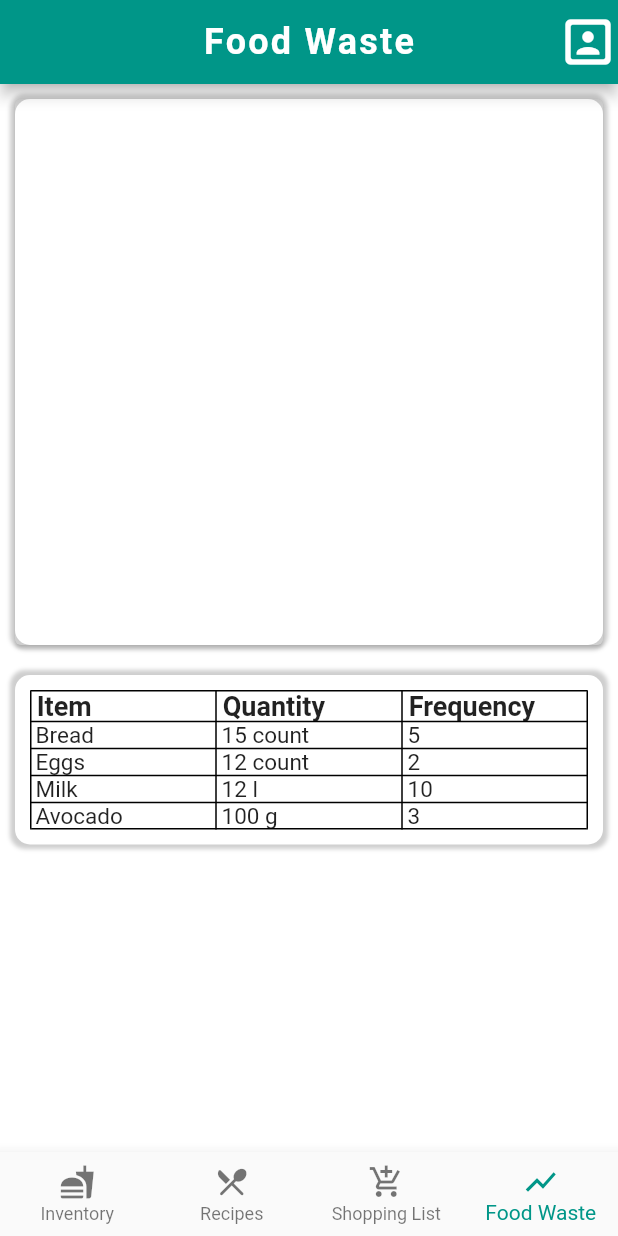
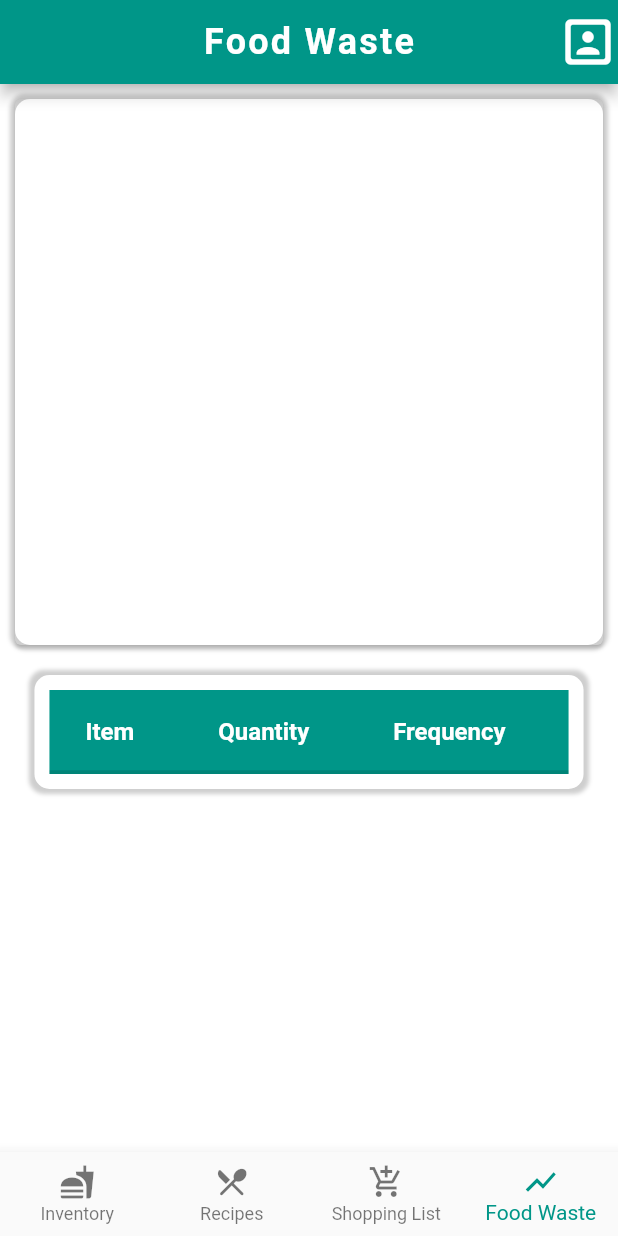
Before and after one commit to AsthaGarg16/CZ3002-FIT, a Flutter app: the HomePage screen opened directly, item 4 of the bottom bar chosen, on a phone screen of 412 x 824 dp. Run offline on Flutter 3.47's test engine with Material 2 defaults, Android fonts, the phone set to English and light mode, and no system bars; drawn by our look-alikes of fl_chart; our stand-ins replace cloud_firestore, firebase_auth, firebase_core, flutter_speed_dial; missing offline and left inert: random_color; accounts and stored records are empty; network calls fail; Roboto replaces fonts that are missing (mw).

Commit message:
initial table data

```diff
--- a/fit/lib/UI/FoodWastagePage.dart
+++ b/fit/lib/UI/FoodWastagePage.dart
@@ -35,7 +35,9 @@ class _FoodWasteState extends State<FoodWastagePage> {
     int count = 0;
     bool flag = false;
     DateTime currentNow = DateTime.now();
+
     for (FoodWasteRecord obj in wasteRecords) {
+
       if (currentNow
           .difference(DateTime.parse(obj.thrownDate))
           .inDays <= 30) {
@@ -66,7 +68,6 @@ class _FoodWasteState extends State<FoodWastagePage> {
         count++;
       }
     }
-
     return itemThrown;
   }
 
@@ -78,16 +79,18 @@ class _FoodWasteState extends State<FoodWastagePage> {
   late Future<FoodWasteList> foodWasteList;
   late FoodWasteList wasteList;
   late List<FoodWasteRecord> wasteRecords;
+  late List<Map> tableData;
   late List<Map<String, dynamic>> listForSections;
   late List<PieChartSectionData> chartSections;
   int total = 0;
+  int _currentSortColumn = 0;
+  bool _isSortAsc = true;
 
   @override
   void initState() {
     foodWasteList = fetchFoodWasteList();
     foodWasteList.then((value) {
       wasteList = value;
-      print(wasteList.foodWasteRecords);
       wasteRecords = wasteList.foodWasteRecords;
       createListForSections().then((value) {
         listForSections = value;
@@ -218,77 +221,79 @@ class _FoodWasteState extends State<FoodWastagePage> {
                         ),
                       ],
                     ),
-                    child: Table(
-                        border: TableBorder.all(),
-                        children: const [
-                          TableRow(children: [Text(" Item", style: TextStyle(
-                              fontSize: 18.0,
-                              fontWeight: FontWeight.bold,
-                              color: Colors.black87),),
-                            Text(" Quantity", style: TextStyle(
-                                fontSize: 18.0,
-                                fontWeight: FontWeight.bold,
-                                color: Colors.black87),),
-                            Text(" Frequency", style: TextStyle(
-                                fontSize: 18.0,
-                                fontWeight: FontWeight.bold,
-                                color: Colors.black87),),
-                          ]),
-                          TableRow(children: [Text(" Bread", style: TextStyle(
-                              fontSize: 15.0,
-                              fontWeight: FontWeight.normal,
-                              color: Colors.black87),),
-                            Text(" 15 count", style: TextStyle(
-                                fontSize: 15.0,
-                                fontWeight: FontWeight.normal,
-                                color: Colors.black87),),
-                            Text(" 5", style: TextStyle(
-                                fontSize: 15.0,
-                                fontWeight: FontWeight.normal,
-                                color: Colors.black87),),
-                          ]),
-                          TableRow(children: [Text(" Eggs", style: TextStyle(
-                              fontSize: 15.0,
-                              fontWeight: FontWeight.normal,
-                              color: Colors.black87)),
-                            Text(" 12 count", style: TextStyle(
-                                fontSize: 15.0,
-                                fontWeight: FontWeight.normal,
-                                color: Colors.black87),),
-                            Text(" 2", style: TextStyle(
-                                fontSize: 15.0,
-                                fontWeight: FontWeight.normal,
-                                color: Colors.black87),),
-                          ]),
-                          TableRow(children: [Text(" Milk", style: TextStyle(
-                              fontSize: 15.0,
-                              fontWeight: FontWeight.normal,
-                              color: Colors.black87)),
-                            Text(" 12 l", style: TextStyle(
-                                fontSize: 15.0,
-                                fontWeight: FontWeight.normal,
-                                color: Colors.black87),),
-                            Text(" 10", style: TextStyle(
-                                fontSize: 15.0,
-                                fontWeight: FontWeight.normal,
-                                color: Colors.black87),),
-                          ]),
-                          TableRow(children: [Text(" Avocado", style: TextStyle(
-                              fontSize: 15.0,
-                              fontWeight: FontWeight.normal,
-                              color: Colors.black87)),
-                            Text(" 100 g", style: TextStyle(
-                                fontSize: 15.0,
-                                fontWeight: FontWeight.normal,
-                                color: Colors.black87),),
-                            Text(" 3", style: TextStyle(
-                                fontSize: 15.0,
-                                fontWeight: FontWeight.normal,
-                                color: Colors.black87),),
-                          ]),
-
-                        ]
-                    ),),
+                    child: _createDataTable(),
+                    // child: Table(
+                    //     border: TableBorder.all(),
+                    //     children: const [
+                    //       TableRow(children: [Text(" Item", style: TextStyle(
+                    //           fontSize: 18.0,
+                    //           fontWeight: FontWeight.bold,
+                    //           color: Colors.black87),),
+                    //         Text(" Quantity", style: TextStyle(
+                    //             fontSize: 18.0,
+                    //             fontWeight: FontWeight.bold,
+                    //             color: Colors.black87),),
+                    //         Text(" Frequency", style: TextStyle(
+                    //             fontSize: 18.0,
+                    //             fontWeight: FontWeight.bold,
+                    //             color: Colors.black87),),
+                    //       ]),
+                    //       TableRow(children: [Text(" Bread", style: TextStyle(
+                    //           fontSize: 15.0,
+                    //           fontWeight: FontWeight.normal,
+                    //           color: Colors.black87),),
+                    //         Text(" 15 count", style: TextStyle(
+                    //             fontSize: 15.0,
+                    //             fontWeight: FontWeight.normal,
+                    //             color: Colors.black87),),
+                    //         Text(" 5", style: TextStyle(
+                    //             fontSize: 15.0,
+                    //             fontWeight: FontWeight.normal,
+                    //             color: Colors.black87),),
+                    //       ]),
+                    //       TableRow(children: [Text(" Eggs", style: TextStyle(
+                    //           fontSize: 15.0,
+                    //           fontWeight: FontWeight.normal,
+                    //           color: Colors.black87)),
+                    //         Text(" 12 count", style: TextStyle(
+                    //             fontSize: 15.0,
+                    //             fontWeight: FontWeight.normal,
+                    //             color: Colors.black87),),
+                    //         Text(" 2", style: TextStyle(
+                    //             fontSize: 15.0,
+                    //             fontWeight: FontWeight.normal,
+                    //             color: Colors.black87),),
+                    //       ]),
+                    //       TableRow(children: [Text(" Milk", style: TextStyle(
+                    //           fontSize: 15.0,
+                    //           fontWeight: FontWeight.normal,
+                    //           color: Colors.black87)),
+                    //         Text(" 12 l", style: TextStyle(
+                    //             fontSize: 15.0,
+                    //             fontWeight: FontWeight.normal,
+                    //             color: Colors.black87),),
+                    //         Text(" 10", style: TextStyle(
+                    //             fontSize: 15.0,
+                    //             fontWeight: FontWeight.normal,
+                    //             color: Colors.black87),),
+                    //       ]),
+                    //       TableRow(children: [Text(" Avocado", style: TextStyle(
+                    //           fontSize: 15.0,
+                    //           fontWeight: FontWeight.normal,
+                    //           color: Colors.black87)),
+                    //         Text(" 100 g", style: TextStyle(
+                    //             fontSize: 15.0,
+                    //             fontWeight: FontWeight.normal,
+                    //             color: Colors.black87),),
+                    //         Text(" 3", style: TextStyle(
+                    //             fontSize: 15.0,
+                    //             fontWeight: FontWeight.normal,
+                    //             color: Colors.black87),),
+                    //       ]),
+                    //
+                    //     ]
+                    // ),
+                      ),
                 ],),
             );
           }
@@ -379,6 +384,97 @@ class _FoodWasteState extends State<FoodWastagePage> {
     return theWidgets;
   }
 
+  DataTable _createDataTable() {
+
+    List<Map> forTable =[];
+    int count2 = 0;
+    bool flag2 = false;
+
+    for (FoodWasteRecord obj in wasteRecords) {
+      flag2 = false;
+      if(count2==0)
+      {
+        Map<String,dynamic> newEntry = {
+          "name" : obj.name,
+          "quantity" : obj.quantity,
+          "frequency" : 1,
+          "unit" : obj.unit,
+        };
+        forTable.add(newEntry);
+        count2++;
+      }
+      else
+      {
+        count2++;
+        for (int i = 0; i < forTable.length; i++) {
+          if (forTable[i]['name'].toString().compareTo(obj.name) == 0) {
+            flag2 == true;
+            forTable[i]['frequency'] = forTable[i]['frequency'] + 1;
+            forTable[i]['quantity'] = forTable[i]['quantity'] + obj.quantity;
+          }
+        }
+        if (flag2 == false) {
+          Map<String, dynamic> newAdd = {
+            "name": obj.name,
+            "quantity" : obj.quantity,
+            "frequency": 1,
+            "unit" : obj.unit,
+          };
+          forTable.add(newAdd);
+        }
+
+      }
+
+    }
+    tableData = forTable;
+
+    return DataTable(
+      columns: _createColumns(),
+      rows: _createRows(),
+      sortColumnIndex: _currentSortColumn,
+      sortAscending: _isSortAsc,
+      dividerThickness: 2.5,
+      dataRowHeight: 50,
+      showBottomBorder: true,
+      headingTextStyle: TextStyle(
+        fontFamily: "mw",
+          fontSize: 16.0,
+          fontWeight: FontWeight.bold,
+          color: Colors.white),
+      headingRowColor: MaterialStateProperty.resolveWith(
+              (states) => Colors.teal
+      ),
+    );
+  }
+
+  List<DataColumn> _createColumns() {
+    return [
+      const DataColumn(label: Text('Item'), ),
+            const DataColumn(label: Text('Quantity'),),
+              DataColumn(label: const Text('Frequency'),
+        onSort: (columnIndex, _) {
+          setState(() {
+            _currentSortColumn = columnIndex;
+            if (_isSortAsc) {
+              tableData.sort((a, b) => b['frequency'].toString().compareTo(a['frequency'].toString()));
+            } else {
+              tableData.sort((a, b) => a['frequency'].toString().compareTo(b['frequency'].toString()));
+            }
+            _isSortAsc = !_isSortAsc;
+          });
+        },)
+    ];
+  }
+  List<DataRow> _createRows() {
+    return tableData
+        .map((entry) => DataRow(cells: [
+      DataCell(Text(entry['name'], style: const TextStyle( fontSize: 13.0, fontWeight: FontWeight.normal, color: Colors.black))),
+      DataCell(Text(entry['quantity'].toString()+" "+entry['unit'], style: const TextStyle( fontSize: 13.0, fontWeight: FontWeight.normal, color: Colors.black))),
+      DataCell(Text(entry['frequency'].toString(), style: const TextStyle( fontSize: 13.0, fontWeight: FontWeight.normal, color: Colors.black))),
+    ]))
+        .toList();
+  }
+
 
 
 }
```
